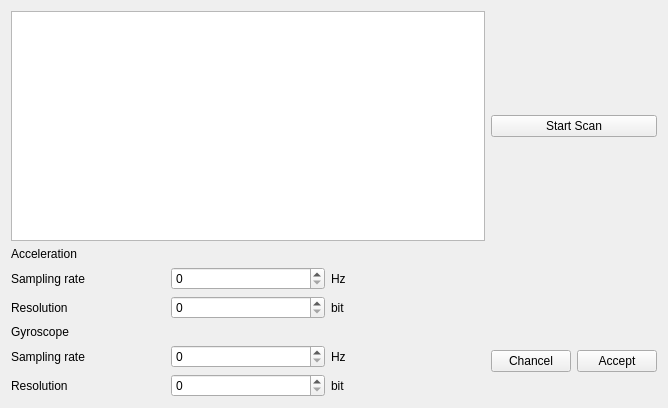
This is scanner.ui in matthijahn/SensorTag as Qt 5 draws it before an edit. The edited form follows.
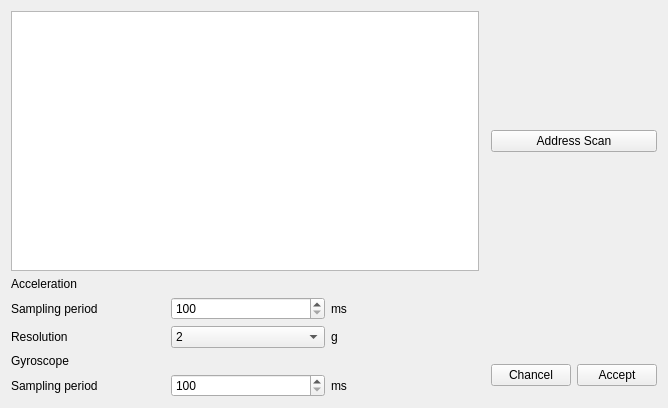
This is the edited form.

```diff
--- a/scanner.ui
+++ b/scanner.ui
@@ -17,12 +17,37 @@
    <item row="0" column="0">
     <widget class="QListWidget" name="lst_devices"/>
    </item>
-   <item row="1" column="0">
+   <item row="3" column="2">
+    <layout class="QHBoxLayout" name="horizontalLayout">
+     <item>
+      <widget class="QPushButton" name="btn_chancel">
+       <property name="text">
+        <string>Chancel</string>
+       </property>
+      </widget>
+     </item>
+     <item>
+      <widget class="QPushButton" name="btn_accept">
+       <property name="text">
+        <string>Accept</string>
+       </property>
+      </widget>
+     </item>
+    </layout>
+   </item>
+   <item row="0" column="2">
+    <widget class="QPushButton" name="btn_start_scan">
+     <property name="text">
+      <string>Address Scan</string>
+     </property>
+    </widget>
+   </item>
+   <item row="2" column="0" colspan="2">
     <layout class="QGridLayout" name="gridLayout_3">
      <item row="1" column="0">
       <widget class="QLabel" name="label_3">
        <property name="text">
-        <string>Sampling rate</string>
+        <string>Sampling period</string>
        </property>
       </widget>
      </item>
@@ -36,23 +61,30 @@
      <item row="2" column="2">
       <widget class="QLabel" name="label_4">
        <property name="text">
-        <string>bit</string>
+        <string>g</string>
        </property>
       </widget>
      </item>
      <item row="1" column="1">
-      <widget class="QSpinBox" name="sb_acc_sr"/>
+      <widget class="QSpinBox" name="sb_acc_sr">
+       <property name="minimum">
+        <number>100</number>
+       </property>
+       <property name="maximum">
+        <number>1000</number>
+       </property>
+       <property name="singleStep">
+        <number>10</number>
+       </property>
+      </widget>
      </item>
      <item row="1" column="2">
       <widget class="QLabel" name="label_5">
        <property name="text">
-        <string>Hz</string>
+        <string>ms</string>
        </property>
       </widget>
      </item>
-     <item row="2" column="1">
-      <widget class="QSpinBox" name="sb_acc_res"/>
-     </item>
      <item row="2" column="0">
       <widget class="QLabel" name="label_2">
        <property name="text">
@@ -60,59 +92,56 @@
        </property>
       </widget>
      </item>
-    </layout>
-   </item>
-   <item row="2" column="3">
-    <layout class="QHBoxLayout" name="horizontalLayout">
-     <item>
-      <widget class="QPushButton" name="btn_chancel">
-       <property name="text">
-        <string>Chancel</string>
+     <item row="2" column="1">
+      <widget class="QComboBox" name="cmb_acc_res">
+       <property name="editable">
+        <bool>false</bool>
        </property>
+       <item>
+        <property name="text">
+         <string>2</string>
+        </property>
+       </item>
+       <item>
+        <property name="text">
+         <string>4</string>
+        </property>
+       </item>
+       <item>
+        <property name="text">
+         <string>8</string>
+        </property>
+       </item>
       </widget>
      </item>
-     <item>
-      <widget class="QPushButton" name="btn_accept">
-       <property name="text">
-        <string>Accept</string>
-       </property>
-      </widget>
-     </item>
     </layout>
    </item>
-   <item row="2" column="0">
+   <item row="3" column="0" colspan="2">
     <layout class="QGridLayout" name="gridLayout_2">
-     <item row="3" column="1">
-      <widget class="QSpinBox" name="sb_gyro_res"/>
-     </item>
-     <item row="3" column="2">
-      <widget class="QLabel" name="label_10">
-       <property name="text">
-        <string>bit</string>
-       </property>
-      </widget>
-     </item>
      <item row="2" column="1">
-      <widget class="QSpinBox" name="sb_gyro_sr"/>
+      <widget class="QSpinBox" name="sb_gyro_sr">
+       <property name="minimum">
+        <number>100</number>
+       </property>
+       <property name="maximum">
+        <number>1000</number>
+       </property>
+       <property name="singleStep">
+        <number>10</number>
+       </property>
+      </widget>
      </item>
      <item row="2" column="2">
       <widget class="QLabel" name="label_9">
        <property name="text">
-        <string>Hz</string>
+        <string>ms</string>
        </property>
       </widget>
      </item>
      <item row="2" column="0">
       <widget class="QLabel" name="label_7">
        <property name="text">
-        <string>Sampling rate</string>
-       </property>
-      </widget>
-     </item>
-     <item row="3" column="0">
-      <widget class="QLabel" name="label_8">
-       <property name="text">
-        <string>Resolution</string>
+        <string>Sampling period</string>
        </property>
       </widget>
      </item>
@@ -125,13 +154,6 @@
      </item>
     </layout>
    </item>
-   <item row="0" column="3">
-    <widget class="QPushButton" name="btn_start_scan">
-     <property name="text">
-      <string>Start Scan</string>
-     </property>
-    </widget>
-   </item>
   </layout>
  </widget>
  <resources/>
```
